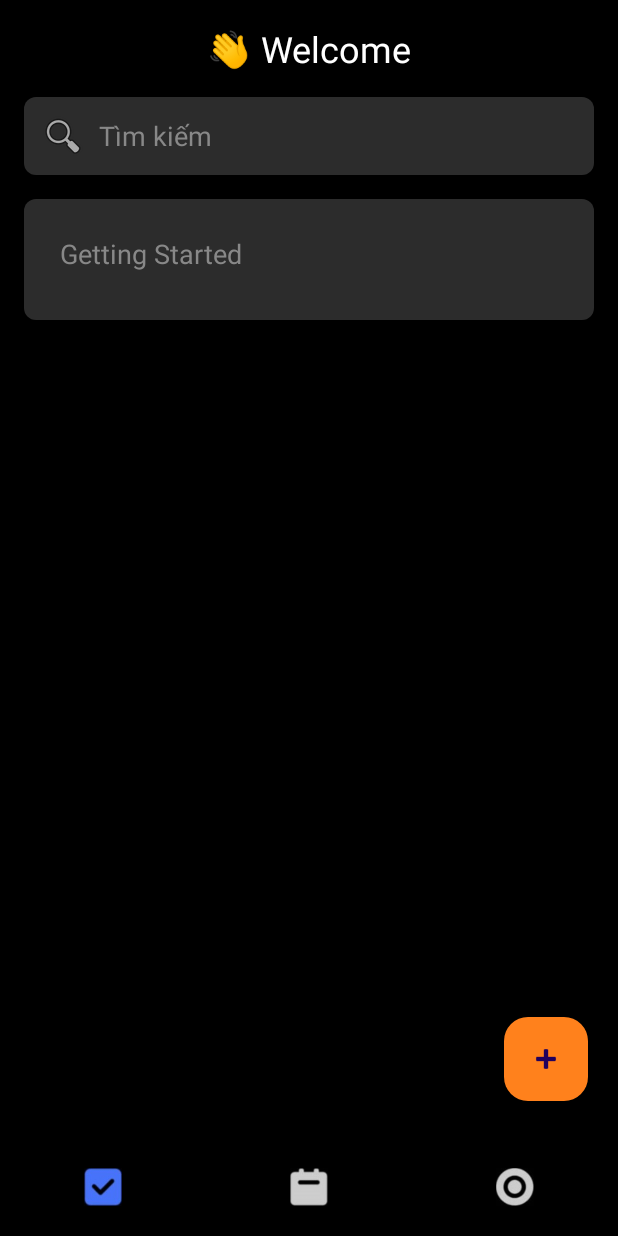
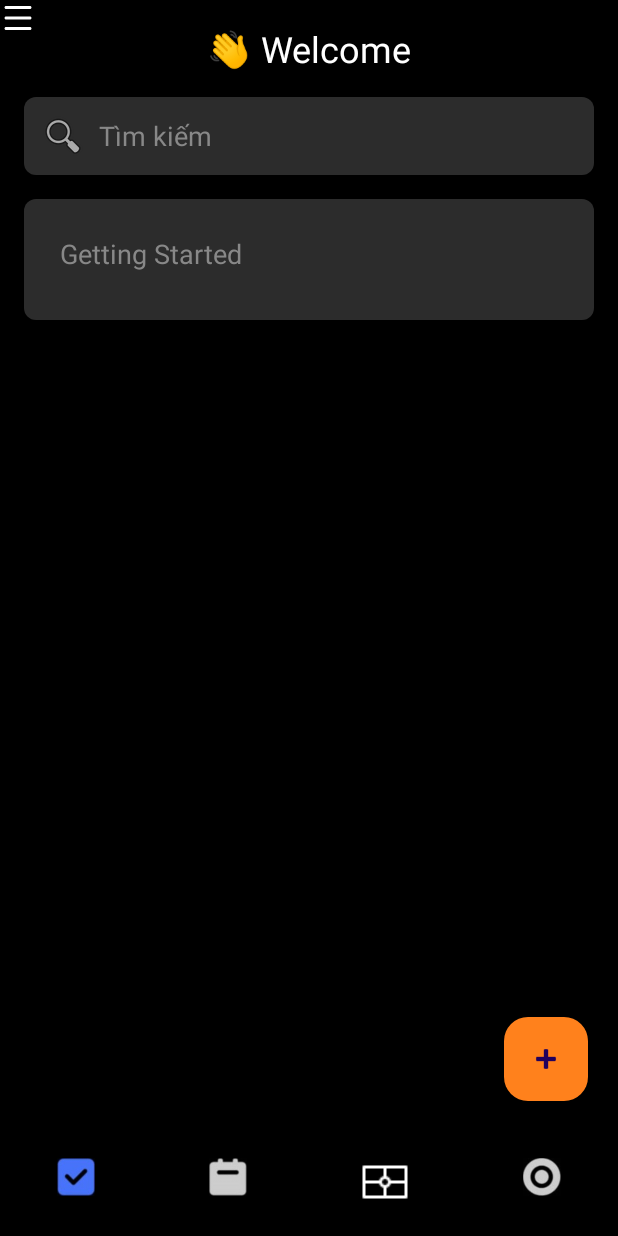
Before and after one commit to nguyenhuytan2004/Mobile-project, an Android app: the layout activity_main.xml on its own in the app's theme, with its tools: preview values and no code run, on a phone screen of 412 x 824 dp. Run offline under Robolectric (Android 15) with nearby library versions, the phone set to English and light mode, and no system bars; Roboto replaces fonts that are not available here.

Commit message:
update matrix and footer

```diff
--- /dev/null
+++ b/app/src/main/res/drawable/ic_more_selection.xml
@@ -0,0 +1,22 @@
+<?xml version="1.0" encoding="utf-8"?>
+<vector xmlns:android="http://schemas.android.com/apk/res/android"
+    android:width="24dp"
+    android:height="24dp"
+    android:viewportWidth="24"
+    android:viewportHeight="24">
+
+    <!-- Top line -->
+    <path
+        android:fillColor="#FFFFFF"
+        android:pathData="M4,6h16c0.55,0 1,-0.45 1,-1s-0.45,-1 -1,-1H4C3.45,4 3,4.45 3,5S3.45,6 4,6z"/>
+
+    <!-- Middle line -->
+    <path
+        android:fillColor="#FFFFFF"
+        android:pathData="M4,13h16c0.55,0 1,-0.45 1,-1s-0.45,-1 -1,-1H4c-0.55,0 -1,0.45 -1,1S3.45,13 4,13z"/>
+
+    <!-- Bottom line -->
+    <path
+        android:fillColor="#FFFFFF"
+        android:pathData="M4,20h16c0.55,0 1,-0.45 1,-1s-0.45,-1 -1,-1H4c-0.55,0 -1,0.45 -1,1S3.45,20 4,20z"/>
+</vector>
--- a/app/src/main/res/layout/activity_main.xml
+++ b/app/src/main/res/layout/activity_main.xml
@@ -8,6 +8,15 @@
     tools:context=".MainActivity">
 
     <!-- Header -->
+
+    <ImageView
+        android:id="@+id/sidebarView"
+        android:layout_width="wrap_content"
+        android:layout_height="wrap_content"
+        app:srcCompat="@drawable/ic_more_selection"
+        tools:layout_editor_absoluteX="16dp"
+        tools:layout_editor_absoluteY="16dp" />
+
     <TextView
         android:id="@+id/tv_welcome"
         android:layout_width="wrap_content"
@@ -107,6 +116,13 @@
                 android:src="@drawable/main_icon_2" />
 
             <ImageView
+                android:id="@+id/matrixView"
+                android:layout_width="wrap_content"
+                android:layout_height="wrap_content"
+                android:layout_weight="1"
+                app:srcCompat="@drawable/icons8_matrix_32" />
+
+            <ImageView
                 android:id="@+id/focusTab"
                 android:layout_width="25dp"
                 android:layout_height="25dp"
```
Also changed, not shown: app/src/main/res/drawable/circle_background.xml (added, +7 -0 lines), app/src/main/res/drawable/ic_habit.xml (added, +20 -0 lines), app/src/main/res/drawable/ic_notifications.xml (added, +11 -0 lines), app/src/main/res/drawable/ic_search.xml (added, +11 -0 lines), app/src/main/res/drawable/ic_settings.xml (added, +11 -0 lines), app/src/main/res/drawable/ic_user_avatar.xml (added, +11 -0 lines), app/src/main/res/layout/matrix_priority.xml (+4 -4 lines).
